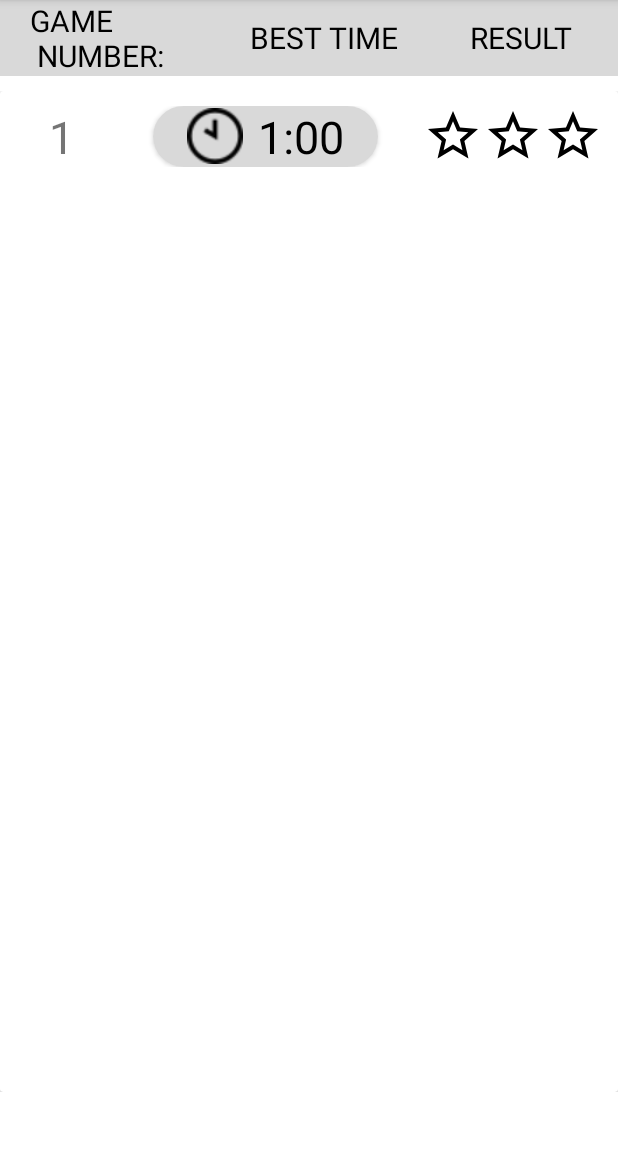
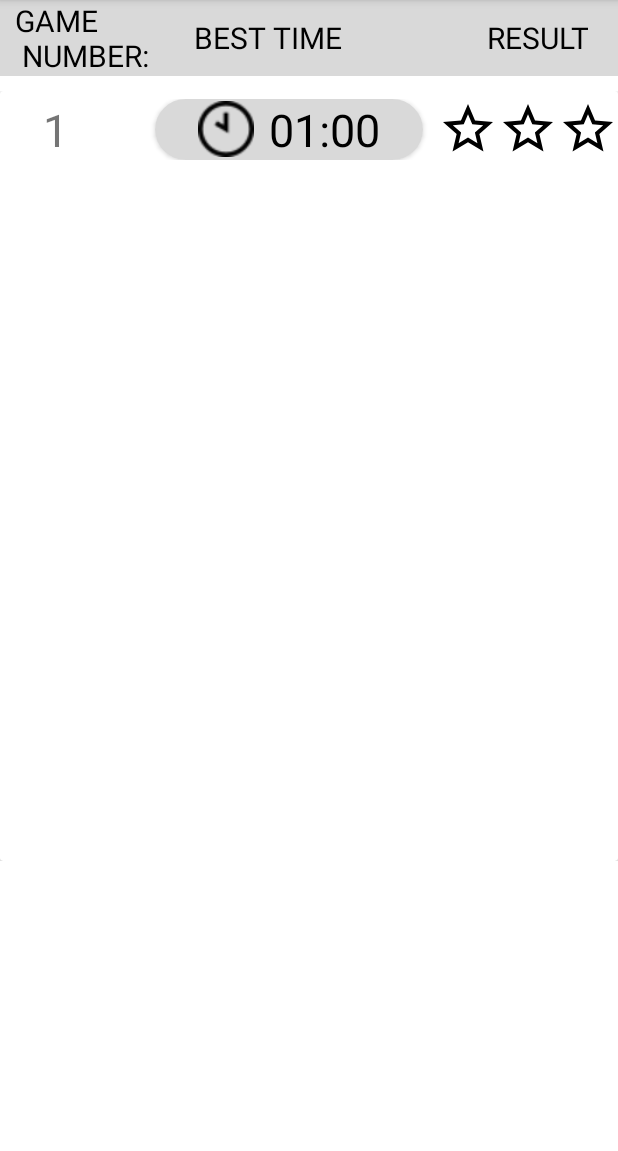
Before and after one commit to T4Tekco/miniGames, an Android app: the fragment ListGameFragment shown on its own in the app's theme, on a phone screen of 412 x 824 dp, the part 84-1235 px from its top. Run offline under Robolectric (Android 15) with nearby library versions, the phone set to English and light mode, and no system bars; our stand-ins replace Dagger/Hilt's generated code.

Commit message:
edit spinner home and list game

```diff
--- a/app/src/main/AndroidManifest.xml
+++ b/app/src/main/AndroidManifest.xml
@@ -18,7 +18,7 @@
         android:usesCleartextTraffic="true"
         tools:targetApi="31">
         <activity
-            android:name=".app.braingame.BrainGameActivity"
+            android:name=".app.main.MainActivity"
             android:exported="true">
             <intent-filter>
                 <action android:name="android.intent.action.MAIN" />
--- a/app/src/main/java/com/android/t4tek/app/braingame/adapter/ListGameAdapter.kt
+++ b/app/src/main/java/com/android/t4tek/app/braingame/adapter/ListGameAdapter.kt
@@ -1,20 +1,17 @@
 package com.android.t4tek.app.braingame.adapter
 
 import android.view.LayoutInflater
-import android.view.View
 import android.view.ViewGroup
 import androidx.recyclerview.widget.RecyclerView
-import androidx.recyclerview.widget.RecyclerView.Adapter
-import com.android.t4tek.R
 import com.android.t4tek.app.braingame.model.ListGame
 import com.android.t4tek.databinding.ItemListGameBinding
 
 class ListGameAdapter : RecyclerView.Adapter<ListGameAdapter.LGViewHolder>() {
 
-    private var listGame : List<ListGame>? = null
+    private lateinit var listGame : List<ListGame>
 
-    fun getListGame(view: List<ListGame>){
-        this.listGame = view
+    fun getListGame(listGame: List<ListGame>){
+        this.listGame = listGame
     }
 
     class LGViewHolder(private val binding : ItemListGameBinding):RecyclerView.ViewHolder(binding.root) {
@@ -27,7 +24,6 @@ class ListGameAdapter : RecyclerView.Adapter<ListGameAdapter.LGViewHolder>() {
                 it.starThree.setImageResource(list.starThree)
             }
         }
-
     }
 
     override fun onCreateViewHolder(parent: ViewGroup, viewType: Int): LGViewHolder {
@@ -36,12 +32,10 @@ class ListGameAdapter : RecyclerView.Adapter<ListGameAdapter.LGViewHolder>() {
     }
 
     override fun getItemCount(): Int {
-        return if(listGame == null){
-            0
-        }else listGame!!.size
+        return listGame.size
     }
 
     override fun onBindViewHolder(holder: LGViewHolder, position: Int) {
-        holder.bin(listGame!![position])
+        holder.bin(listGame[position])
     }
 }
--- a/app/src/main/java/com/android/t4tek/app/braingame/list_game/ListGameFragment.kt
+++ b/app/src/main/java/com/android/t4tek/app/braingame/list_game/ListGameFragment.kt
@@ -19,8 +19,16 @@ import dagger.hilt.android.AndroidEntryPoint
 class ListGameFragment : BaseFragment() {
 
     private var binding : FragmentListGameBinding? = null
+    private lateinit var adapter : ListGameAdapter
+    private lateinit var listGame : ArrayList<ListGame>
 
-    private lateinit var adapter : ListGameAdapter
+    lateinit var id : Array<Int>
+    lateinit var time: Array<String>
+    lateinit var starOne: Array<Int>
+    lateinit var starTwo: Array<Int>
+    lateinit var starThree: Array<Int>
+
+
     override fun onCreateView(
         inflater: LayoutInflater, container: ViewGroup?,
         savedInstanceState: Bundle?
@@ -36,31 +44,52 @@ class ListGameFragment : BaseFragment() {
     }
 
     private fun initAdapter() {
+        loadListGame()
         val linearLayoutManager = LinearLayoutManager(context,RecyclerView.VERTICAL,false)
         binding?.rvListGame?.layoutManager = linearLayoutManager
         adapter = ListGameAdapter()
         adapter.setHasStableIds(true)
-        adapter.getListGame(loadListGame())
+        adapter.getListGame(listGame)
         binding?.rvListGame?.adapter = adapter
     }
 
 
-    private fun loadListGame() : List<ListGame> {
+    private fun loadListGame(){
         val starBlack = R.drawable.baseline_star_border_24_black
         val starYellow = R.drawable.baseline_star_24
+        listGame = arrayListOf<ListGame>()
+//        listGame.add(ListGame(1,"1:00",starBlack,starBlack,starBlack))
+//        listGame.add(ListGame(2,"00:05",starYellow,starYellow,starYellow))
+//        listGame.add(ListGame(3,"00:30",starYellow,starYellow,starBlack))
+//        listGame.add(ListGame(4,"00:10",starYellow,starYellow,starYellow))
+//        listGame.add(ListGame(5,"00:15",starYellow,starYellow,starBlack))
+//        listGame.add(ListGame(6,"00:35",starBlack,starBlack,starBlack))
+//        listGame.add(ListGame(7,"01:00",starBlack,starBlack,starBlack))
+//        listGame.add(ListGame(8,"01:00",starBlack,starBlack,starBlack))
+//        listGame.add(ListGame(9,"01:00",starBlack,starBlack,starBlack))
+//        listGame.add(ListGame(10,"01:00",starBlack,starBlack,starBlack))
 
-        val listGame = ArrayList<ListGame>()
-        listGame.add(ListGame(1,"1:00",starBlack,starBlack,starBlack))
-        listGame.add(ListGame(2,"00:05",starYellow,starYellow,starYellow))
-        listGame.add(ListGame(3,"00:30",starYellow,starYellow,starBlack))
-        listGame.add(ListGame(4,"00:10",starYellow,starYellow,starYellow))
-        listGame.add(ListGame(5,"00:15",starYellow,starYellow,starBlack))
-        listGame.add(ListGame(5,"00:35",starBlack,starBlack,starBlack))
-        listGame.add(ListGame(6,"01:00",starBlack,starBlack,starBlack))
-        listGame.add(ListGame(7,"01:00",starBlack,starBlack,starBlack))
-        listGame.add(ListGame(8,"01:00",starBlack,starBlack,starBlack))
-        listGame.add(ListGame(9,"01:00",starBlack,starBlack,starBlack))
-        listGame.add(ListGame(10,"01:00",starBlack,starBlack,starBlack))
-        return listGame
+        id = arrayOf(1, 2, 3, 4, 5, 6, 7, 8, 9, 10)
+
+        time = arrayOf(
+            "01:00","00:05","00:30","00:10","00:15","00:35","01:00","01:00","01:00","01:00"
+        )
+
+        starOne = arrayOf(
+            starBlack,starYellow,starYellow,starYellow,starYellow,starBlack,starBlack,starBlack,starBlack,starBlack
+        )
+
+        starTwo = arrayOf(
+            starBlack,starYellow,starYellow,starYellow,starYellow,starBlack,starBlack,starBlack,starBlack,starBlack
+        )
+
+        starThree = arrayOf(
+            starBlack,starYellow,starBlack,starYellow,starBlack,starBlack,starBlack,starBlack,starBlack,starBlack
+        )
+
+        for (i in id.indices){
+            val list = ListGame(id[i],time[i],starOne[i],starTwo[i],starThree[i])
+            listGame.add(list)
+        }
     }
 }
--- a/app/src/main/java/com/android/t4tek/app/main/pie/PieFragment.kt
+++ b/app/src/main/java/com/android/t4tek/app/main/pie/PieFragment.kt
@@ -90,7 +90,7 @@ class PieFragment : BaseFragment() {
                     getString(R.string.nav_arg_to_nougat_int) to 2,
                     getString(R.string.nav_arg_to_nougat_string) to "from PieFragment to Nougat",
                 )
-                findNavController().navigate(R.id.action_pieFragment_to_nougatFragment, bundle)
+                findNavController().navigate(R.id.action_pieFragment_to_homeFragment, bundle)
             }
         }
     }
--- /dev/null
+++ b/app/src/main/res/drawable/baseline_arrow_drop_down_24.xml
@@ -0,0 +1,5 @@
+<vector android:alpha="0.95" android:height="32dp"
+    android:tint="#545454" android:viewportHeight="24"
+    android:viewportWidth="24" android:width="32dp" xmlns:android="http://schemas.android.com/apk/res/android">
+    <path android:fillColor="@android:color/white" android:pathData="M7,10l5,5 5,-5z"/>
+</vector>
--- a/app/src/main/res/layout/fragment_list_game.xml
+++ b/app/src/main/res/layout/fragment_list_game.xml
@@ -18,19 +18,18 @@
         app:layout_constraintTop_toTopOf="parent">
 
         <TextView
-            android:layout_width="0dp"
+            android:layout_width="wrap_content"
             android:layout_height="wrap_content"
-            android:layout_marginLeft="20dp"
-            android:layout_weight="1"
+            android:layout_marginLeft="10dp"
             android:text="@string/game_number"
             android:textColor="#000000"
             android:textSize="20sp" />
 
         <TextView
-            android:layout_width="0dp"
+            android:layout_width="wrap_content"
             android:layout_height="wrap_content"
             android:layout_gravity="center"
-            android:layout_weight="1"
+            android:layout_marginLeft="30dp"
             android:gravity="center"
             android:text="@string/best_time"
             android:textColor="#000000"
@@ -41,7 +40,8 @@
             android:layout_height="wrap_content"
             android:layout_gravity="center"
             android:layout_weight="1"
-            android:gravity="center"
+            android:layout_marginRight="20dp"
+            android:gravity="right"
             android:text="@string/result"
             android:textColor="#000000"
             android:textSize="20sp" />
@@ -51,7 +51,6 @@
         android:id="@+id/rvListGame"
         android:layout_width="match_parent"
         android:layout_height="wrap_content"
-
         android:layout_marginTop="10dp"
         app:layout_constraintEnd_toEndOf="parent"
         app:layout_constraintStart_toStartOf="parent"
--- a/app/src/main/res/layout/item_list_game.xml
+++ b/app/src/main/res/layout/item_list_game.xml
@@ -5,7 +5,8 @@
     xmlns:app="http://schemas.android.com/apk/res-auto">
 
     <LinearLayout
-        android:padding="10dp"
+        android:paddingTop="5dp"
+        android:paddingBottom="5dp"
         android:orientation="horizontal"
         android:layout_width="match_parent"
         android:layout_height="wrap_content">
@@ -19,7 +20,7 @@
             android:layout_height="wrap_content"/>
 
         <androidx.cardview.widget.CardView
-            android:layout_marginRight="30dp"
+            android:layout_marginRight="10dp"
             android:layout_marginLeft="30dp"
             app:cardCornerRadius="30dp"
             android:layout_weight="1"
@@ -48,7 +49,6 @@
         </androidx.cardview.widget.CardView>
 
         <LinearLayout
-
             android:orientation="horizontal"
             android:layout_width="wrap_content"
             android:layout_height="wrap_content">
--- a/app/src/main/res/values/strings.xml
+++ b/app/src/main/res/values/strings.xml
@@ -1,4 +1,8 @@
 <resources>
+    <string-array name="game_type">
+        <item>Test Your Memory</item>
+        <item>Test Your Reflex</item>
+    </string-array>
     <!--    for navigation arguments-->
     <string name="nav_arg_to_pie_int" translatable="false">nav_arg_to_pie_int</string>
     <string name="nav_arg_to_pie_string" translatable="false">nav_arg_to_pie_string</string>
```
Also changed, not shown: app/src/main/java/com/android/t4tek/app/braingame/home/HomeFragment.kt (+26 -2 lines), app/src/main/res/drawable/spinner_game_type.xml (added, +18 -0 lines), app/src/main/res/layout/fragment_home.xml (+139 -138 lines), app/src/main/res/navigation/nav_home.xml (+8 -0 lines).
